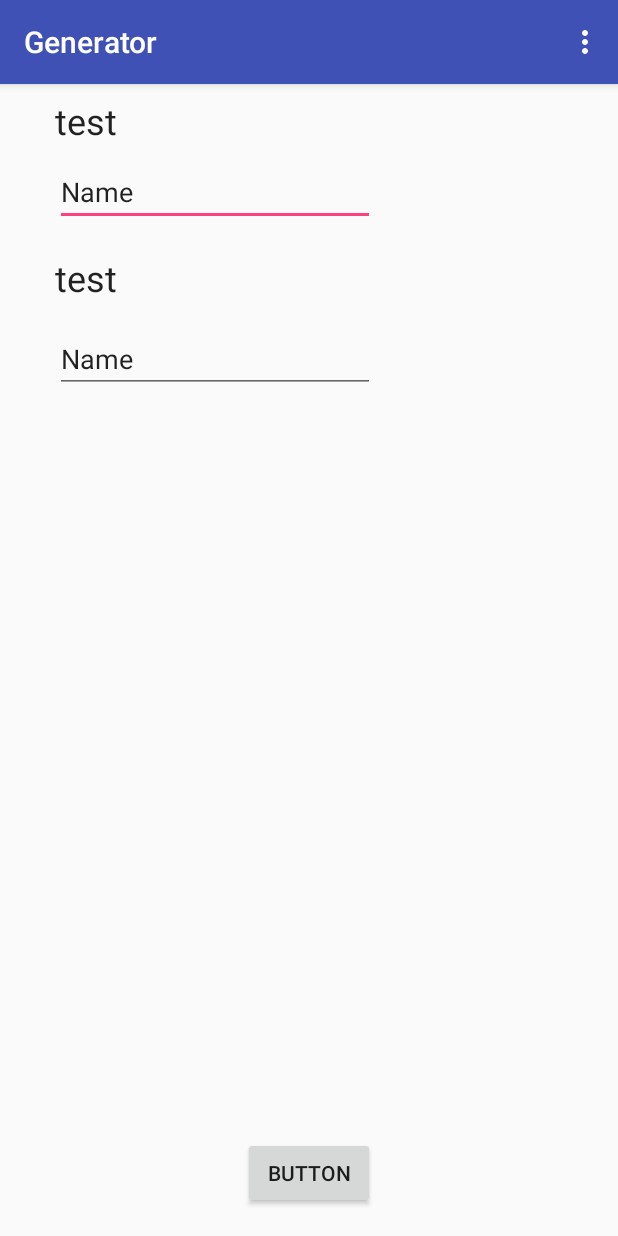
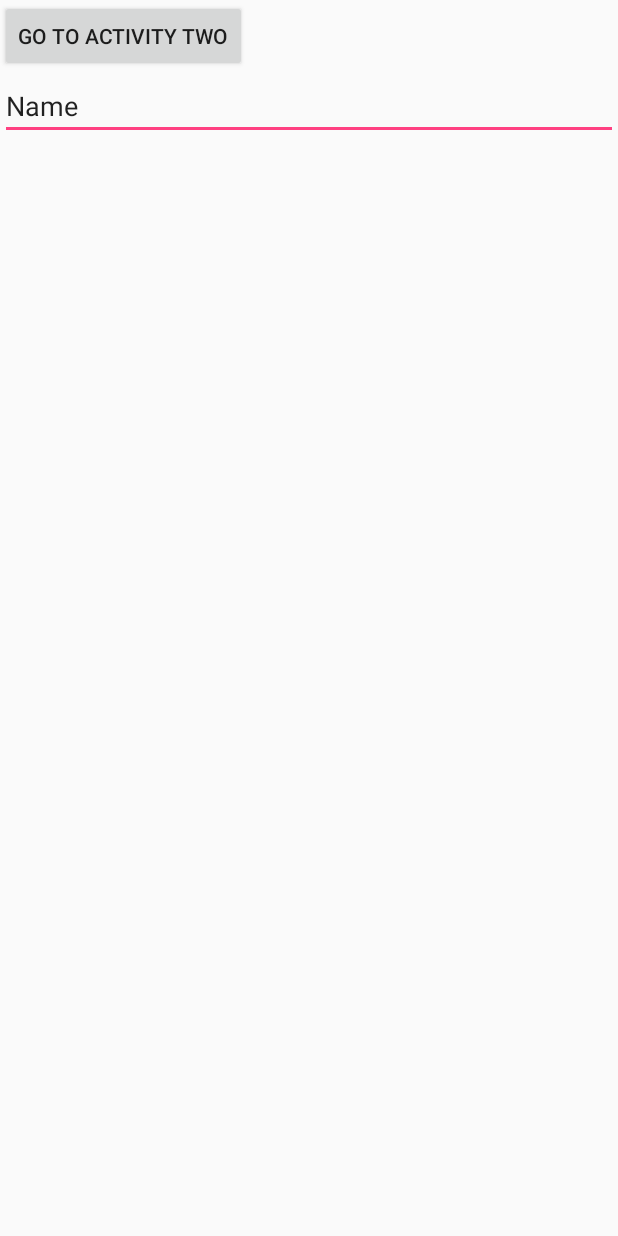
Before and after one commit to filipw2/projektGenerator, an Android app: the screen it shows after launch (GeneratorMainActivity before the commit, MainActivity after it), on a phone screen of 412 x 824 dp. Run offline under Robolectric (Android 15) with nearby library versions, the phone set to English and light mode, and no system bars.

Commit message:
activity test

```diff
--- a/app/src/main/java/com/example/projekt/generator/Generator.java
+++ /dev/null
@@ -1,47 +0,0 @@
-package com.example.projekt.generator;
-
-import android.app.Activity;
-import android.widget.Button;
-import android.widget.EditText;
-import android.widget.TextView;
-import android.view.*;
-/**
- * Created by Filip on 2017-04-11.
- */
-
-class Generator {
-    public Activity activity;
-    Button generateButton;
-
-
-    Generator(Activity _activity) {
-        this.activity=_activity;
-        generateButton = (Button) activity.findViewById(R.id.button);
-
-        generateButton.setOnClickListener(new View.OnClickListener() {
-                                              public void onClick(View v) {
-                                                  generateButtonHandler();
-                                              }
-                                          }
-        );
-    }
-
-    private void generateButtonHandler(){
-        TextView textView = (TextView) activity.findViewById(R.id.textView2);
-        EditText editText = (EditText) activity.findViewById(R.id.editText);
-        textView.setText(editText.getText());
-    }
-
-    private void getData(){
-
-    }
-
-    private void generate(){
-
-    }
-
-    private void printPasswords(){
-
-    }
-
-}
--- a/app/src/main/java/com/example/projekt/generator/GeneratorMainActivity.java
+++ /dev/null
@@ -1,46 +0,0 @@
-package com.example.projekt.generator;
-
-import android.os.Bundle;
-import android.support.design.widget.FloatingActionButton;
-import android.support.design.widget.Snackbar;
-import android.support.v7.app.AppCompatActivity;
-import android.support.v7.widget.Toolbar;
-import android.view.*;
-import android.widget.Button;
-import android.widget.EditText;
-import android.widget.TextView;
-
-public class GeneratorMainActivity extends AppCompatActivity {
-
-    @Override
-    protected void onCreate(Bundle savedInstanceState) {
-        super.onCreate(savedInstanceState);
-        setContentView(R.layout.activity_generator);
-        Toolbar toolbar = (Toolbar) findViewById(R.id.toolbar);
-        setSupportActionBar(toolbar);
-        Generator generator = new Generator(this);
-
-    }
-
-    @Override
-    public boolean onCreateOptionsMenu(Menu menu) {
-        // Inflate the menu; this adds items to the action bar if it is present.
-        getMenuInflater().inflate(R.menu.menu_generator, menu);
-        return true;
-    }
-
-    @Override
-    public boolean onOptionsItemSelected(MenuItem item) {
-        // Handle action bar item clicks here. The action bar will
-        // automatically handle clicks on the Home/Up button, so long
-        // as you specify a parent activity in AndroidManifest.xml.
-        int id = item.getItemId();
-
-        //noinspection SimplifiableIfStatement
-        if (id == R.id.action_settings) {
-            return true;
-        }
-
-        return super.onOptionsItemSelected(item);
-    }
-}
--- /dev/null
+++ b/app/src/main/java/com/example/projekt/generator/MainActivity.java
@@ -0,0 +1,25 @@
+package com.example.projekt.generator;
+
+import android.content.Intent;
+import android.os.Bundle;
+import android.support.v7.app.AppCompatActivity;
+import android.view.View;
+import android.widget.EditText;
+
+public class MainActivity extends AppCompatActivity {
+    public static final String EXTRA_MESSAGE = "com.example.myfirstapp.MESSAGE";
+    @Override
+    protected void onCreate(Bundle savedInstanceState) {
+        super.onCreate(savedInstanceState);
+        setContentView(R.layout.activity_main);
+    }
+
+    /** Called when the user taps the Send button */
+    public void sendMessage(View view) {
+        Intent intent = new Intent(this, GeneratorActivity.class);
+        EditText editText = (EditText) findViewById(R.id.editText);
+        String message = editText.getText().toString();
+        intent.putExtra(EXTRA_MESSAGE, message);
+        startActivity(intent);
+    }
+}
--- a/app/src/main/res/layout/activity_generator.xml
+++ b/app/src/main/res/layout/activity_generator.xml
@@ -1,86 +1,10 @@
 <?xml version="1.0" encoding="utf-8"?>
-<RelativeLayout xmlns:android="http://schemas.android.com/apk/res/android"
+<android.support.design.widget.CoordinatorLayout xmlns:android="http://schemas.android.com/apk/res/android"
+    xmlns:app="http://schemas.android.com/apk/res-auto"
+    xmlns:tools="http://schemas.android.com/tools"
     android:layout_width="match_parent"
     android:layout_height="match_parent"
-    xmlns:app="http://schemas.android.com/apk/res-auto"
-    xmlns:tools="http://schemas.android.com/tools"
-
-    tools:context="com.example.projekt.generator.GeneratorMainActivity">
-
-
-    <ScrollView
-        android:layout_width="match_parent"
-        android:layout_height="match_parent"
-        android:layout_alignParentBottom="true"
-        android:layout_alignParentLeft="true"
-        android:layout_alignParentStart="true"
-        android:fillViewport="true">
-
-        <RelativeLayout
-            android:layout_width="match_parent"
-            android:layout_height="match_parent">
-
-            <Button
-                android:id="@+id/button"
-                android:layout_width="wrap_content"
-                android:layout_height="wrap_content"
-                android:layout_gravity="center"
-                android:text="Button"
-                android:layout_alignParentBottom="true"
-                android:layout_centerHorizontal="true"
-                android:layout_marginBottom="18dp" />
-
-            <EditText
-                android:id="@+id/editText"
-                android:layout_width="wrap_content"
-                android:layout_height="wrap_content"
-                android:layout_alignEnd="@+id/button"
-                android:layout_alignParentTop="true"
-                android:layout_alignRight="@+id/button"
-                android:layout_marginTop="105dp"
-                android:ems="10"
-                android:inputType="textPersonName"
-                android:text="Name" />
-
-            <TextView
-                android:id="@+id/textView2"
-                android:layout_width="wrap_content"
-                android:layout_height="wrap_content"
-                android:layout_alignEnd="@+id/editText"
-                android:layout_alignLeft="@+id/editText"
-                android:layout_alignParentTop="true"
-                android:layout_alignRight="@+id/editText"
-                android:layout_alignStart="@+id/editText"
-                android:layout_marginTop="64dp"
-                android:text="test"
-                android:textAppearance="@style/TextAppearance.AppCompat"
-                android:textSize="24sp" />
-
-            <EditText
-                android:id="@+id/editText2"
-                android:layout_width="wrap_content"
-                android:layout_height="wrap_content"
-                android:layout_marginTop="15dp"
-                android:ems="10"
-                android:inputType="textPersonName"
-                android:text="Name"
-                android:layout_below="@+id/textView3"
-                android:layout_alignLeft="@+id/textView3"
-                android:layout_alignStart="@+id/textView3" />
-
-            <TextView
-                android:id="@+id/textView3"
-                android:layout_width="wrap_content"
-                android:layout_height="wrap_content"
-                android:layout_marginTop="18dp"
-                android:text="test"
-                android:textAppearance="@style/TextAppearance.AppCompat"
-                android:textSize="24sp"
-                android:layout_below="@+id/editText"
-                android:layout_alignLeft="@+id/editText"
-                android:layout_alignStart="@+id/editText" />
-        </RelativeLayout>
-    </ScrollView>
+    tools:context="com.example.projekt.generator.GeneratorActivity">
 
     <android.support.design.widget.AppBarLayout
         android:layout_width="match_parent"
@@ -91,9 +15,26 @@
             android:id="@+id/toolbar"
             android:layout_width="match_parent"
             android:layout_height="?attr/actionBarSize"
-            android:layout_weight="1"
             android:background="?attr/colorPrimary"
             app:popupTheme="@style/AppTheme.PopupOverlay" />
+
     </android.support.design.widget.AppBarLayout>
 
-</RelativeLayout>
+    <include layout="@layout/content_generator"
+        android:id="@+id/include2" />
+
+    <android.support.design.widget.FloatingActionButton
+        android:id="@+id/fab"
+        android:layout_width="wrap_content"
+        android:layout_height="wrap_content"
+        android:layout_gravity="bottom|end"
+        android:layout_margin="@dimen/fab_margin"
+        app:srcCompat="@android:drawable/ic_dialog_email" />
+
+    <TextView
+        android:id="@+id/textView"
+        android:layout_width="162dp"
+        android:layout_height="72dp"
+        android:text="TextView" />
+
+</android.support.design.widget.CoordinatorLayout>
--- /dev/null
+++ b/app/src/main/res/layout/activity_main.xml
@@ -0,0 +1,22 @@
+<?xml version="1.0" encoding="utf-8"?>
+<LinearLayout
+    xmlns:android="http://schemas.android.com/apk/res/android"
+    android:orientation="vertical"
+    android:layout_width="fill_parent"
+    android:layout_height="fill_parent">
+
+    <Button
+        android:id="@+id/btnActTwo"
+        android:layout_width="wrap_content"
+        android:layout_height="wrap_content"
+        android:onClick="sendMessage"
+        android:text="Go to Activity Two"></Button>
+
+    <EditText
+        android:id="@+id/editText"
+        android:layout_width="match_parent"
+        android:layout_height="wrap_content"
+        android:ems="10"
+        android:inputType="textPersonName"
+        android:text="Name" />
+</LinearLayout>
--- a/app/src/main/res/menu/menu_generator.xml
+++ b/app/src/main/res/menu/menu_generator.xml
@@ -1,7 +1,7 @@
 <menu xmlns:android="http://schemas.android.com/apk/res/android"
     xmlns:app="http://schemas.android.com/apk/res-auto"
     xmlns:tools="http://schemas.android.com/tools"
-    tools:context="com.example.projekt.generator.GeneratorMainActivity">
+    tools:context="com.example.projekt.generator.MainActivity">
     <item
         android:id="@+id/action_settings"
         android:orderInCategory="100"
--- a/app/src/main/res/values/strings.xml
+++ b/app/src/main/res/values/strings.xml
@@ -1,4 +1,5 @@
 <resources>
     <string name="app_name">Generator</string>
     <string name="action_settings">Settings</string>
+    <string name="title_activity_generator">GeneratorActivity</string>
 </resources>
```
Also changed, not shown: app/src/main/AndroidManifest.xml (+9 -1 lines), app/src/main/java/com/example/projekt/generator/GeneratorActivity.java (added, +27 -0 lines), app/src/main/res/layout/content_generator.xml (added, +11 -0 lines).
